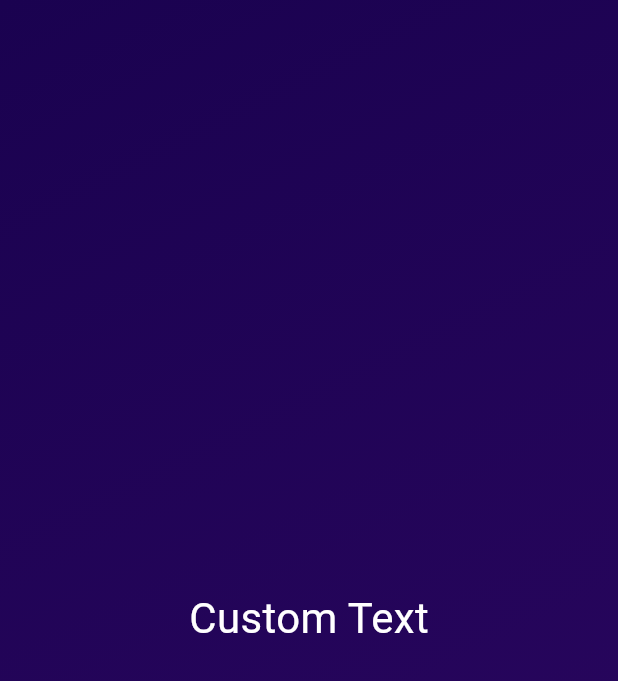
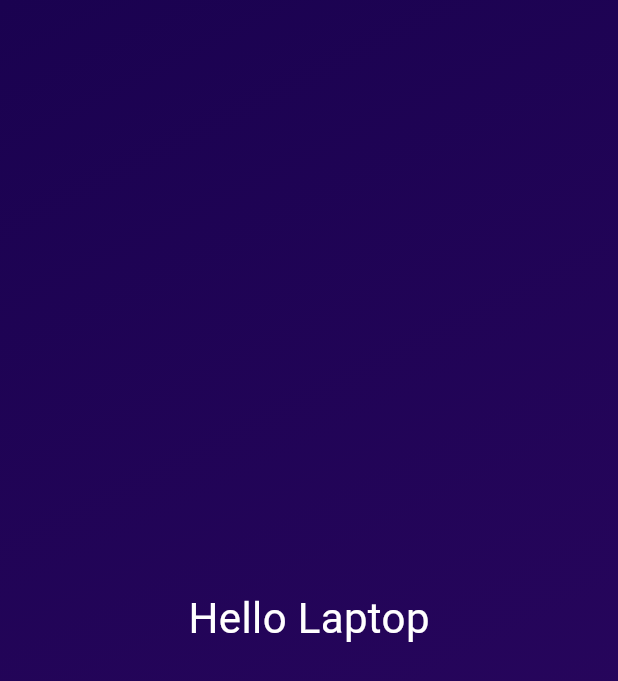
Before and after one commit to Waqas2332/Flutter-Development, a Flutter app: the screen it shows after launch, on a phone screen of 412 x 824 dp. Shown: the top 681 px of the screen. Run offline on Flutter 3.47's test engine with Material 3 defaults, Android fonts, the phone set to English and light mode, and no system bars.

Commit message:
Initialized Project

```diff
--- a/dice_game/lib/styled_text.dart
+++ b/dice_game/lib/styled_text.dart
@@ -6,7 +6,7 @@ class StyledText extends StatelessWidget {
   @override
   build(context) {
     return const Text(
-      "Custom Text",
+      "Hello Laptop",
       style: TextStyle(color: Colors.white, fontSize: 28),
     );
   }
```
Also changed, not shown: dice_game/pubspec.lock, 1 other file.
